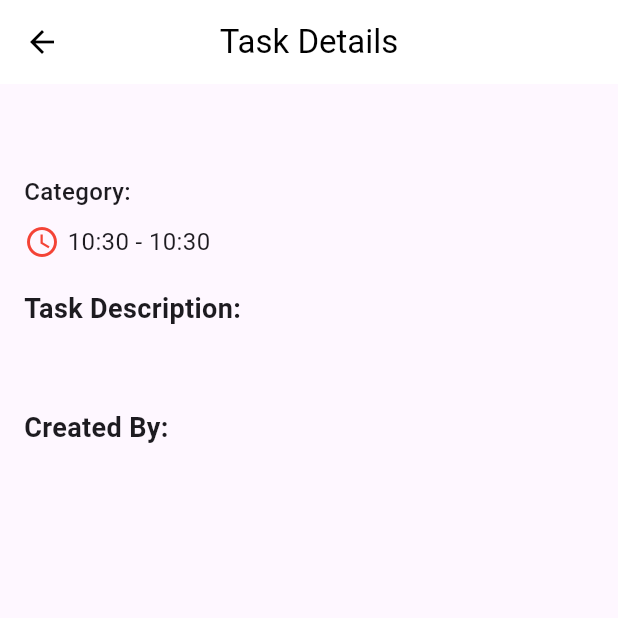
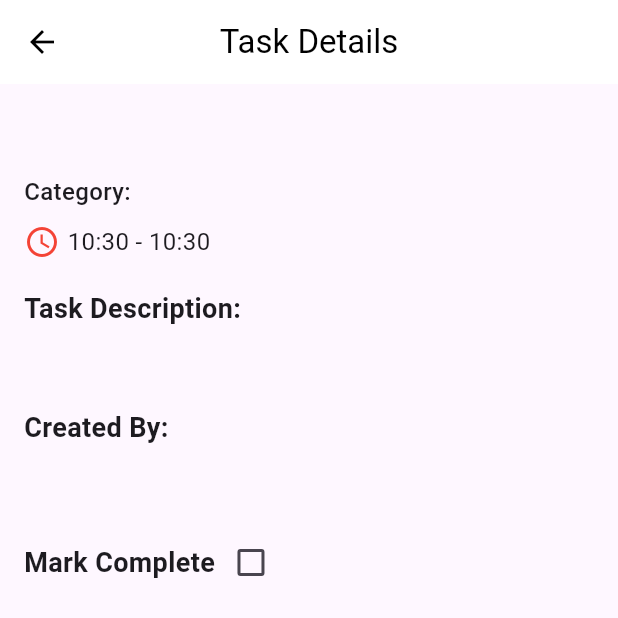
Before and after one commit to zliu46/partners, a Flutter app: the TaskDetailsPage screen opened directly with empty values, on a phone screen of 412 x 824 dp, the top half of it. Run offline on Flutter 3.47's test engine with Material 3 defaults, Android fonts, the phone set to English and light mode, and no system bars; our stand-ins replace cloud_firestore, firebase_auth, firebase_core, flutter_local_notifications, flutter_timezone and 3 more; missing offline and left inert: dart:ffi; accounts and stored records are empty.

Commit message:
add checkbox for task completion to task detail page

```diff
--- a/lib/pages/task_details_page.dart
+++ b/lib/pages/task_details_page.dart
@@ -1,5 +1,7 @@
 import 'package:flutter/material.dart';
+import 'package:provider/provider.dart';
 import '../model/task_details.dart';
+import '../provider/task_provider.dart';
 
 class TaskDetailsPage extends StatelessWidget {
   final TaskDetails task;
@@ -7,6 +9,7 @@ class TaskDetailsPage extends StatelessWidget {
 
   @override
   Widget build(BuildContext context) {
+    final taskProvider = Provider.of<TaskProvider>(context, listen: true);
     // ✅ Provide default time if startTime or endTime is null
     final startTime = task.startTime ?? DateTime.now();
     final endTime = task.endTime ?? DateTime.now().add(const Duration(hours: 1));
@@ -87,6 +90,25 @@ class TaskDetailsPage extends StatelessWidget {
                 task.createdBy,
                 style: const TextStyle(fontSize: 16.0),
               ),
+              const SizedBox(height: 20.0),
+              Row(
+                children: [
+                  const Text(
+                    "Mark Complete",
+                    style: TextStyle(fontSize: 18.0, fontWeight: FontWeight.bold),
+                  ),
+                  const SizedBox(height: 10.0),
+                  Checkbox(
+                      value: task.isCompleted,
+                      onChanged: (newValue) {
+                        if (newValue != null) {
+                          taskProvider.changeCompletion(task.id);
+                          task.isCompleted = !task.isCompleted;
+                          //setState(() {});
+                        }
+                      }),
+                ],
+              ),
             ],
           ),
         ),
```
